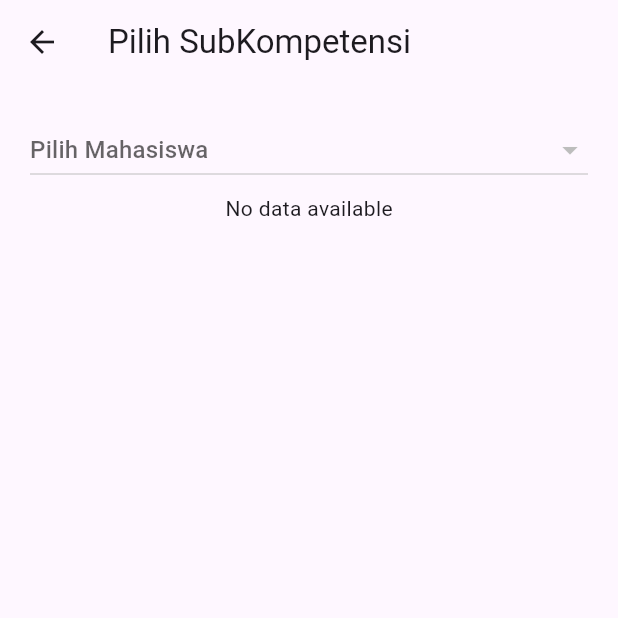
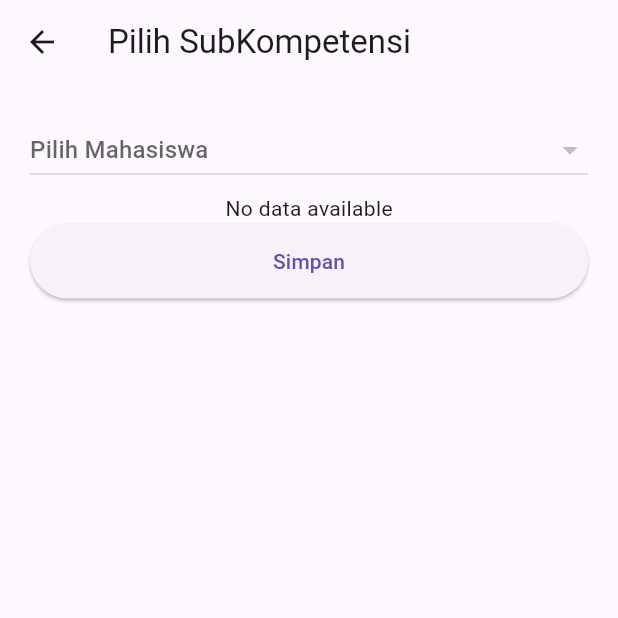
Before and after one commit to chiprodoy/asesmen_mob, a Flutter app: the SubKompetensiPage screen opened directly with empty values, on a phone screen of 412 x 824 dp, the top half of it. Run offline on Flutter 3.47's test engine with Material 3 defaults, Android fonts, the phone set to English and light mode, and no system bars; our stand-ins replace flutter_secure_storage, shared_preferences; accounts and stored records are empty; network calls fail.

Commit message:
menambahkan tombol simpan pada halaman subkompetensi

```diff
--- a/lib/SubKompetensiPage.dart
+++ b/lib/SubKompetensiPage.dart
@@ -128,7 +128,20 @@ class _SubKompetensiPageState extends State<SubKompetensiPage> {
                       }
                     },
                   ),
-                )
+                ),
+                Column(
+                    // set the height of the header container as needed
+                    children: <Widget>[
+                      ElevatedButton(
+                        style: ElevatedButton.styleFrom(
+                          minimumSize: const Size.fromHeight(50), // NEW
+                        ),
+                        onPressed: () {
+                          // Respond to button press
+                        },
+                        child: const Text('Simpan'),
+                      )
+                    ]),
               ],
             )));
   }
```
